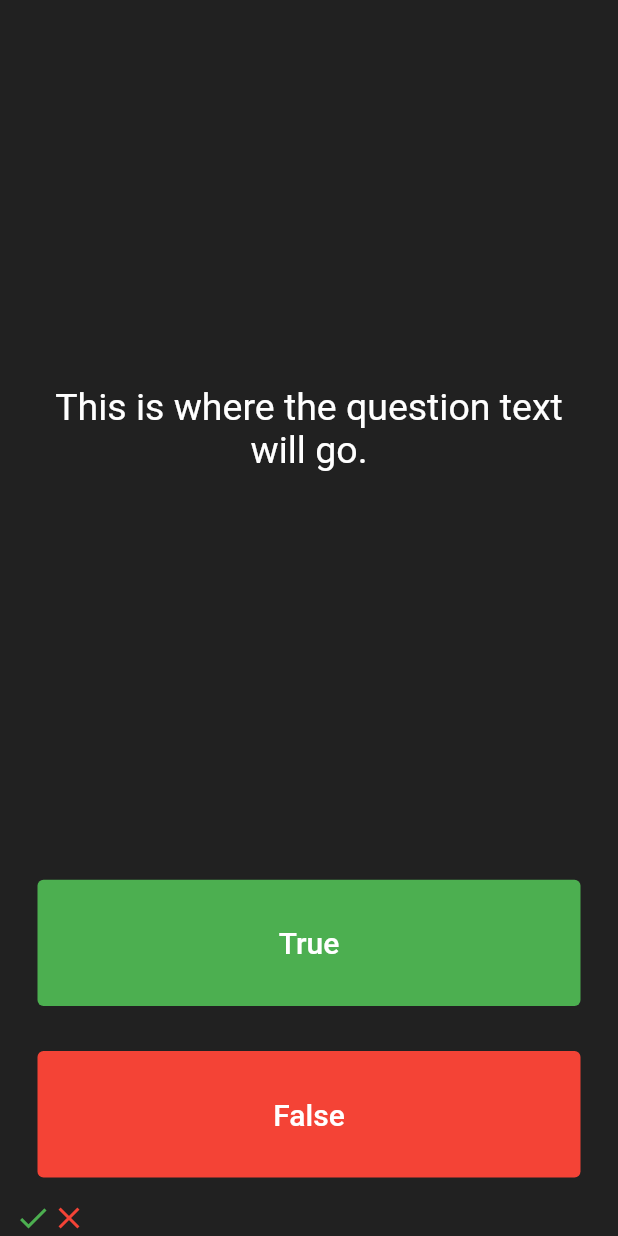
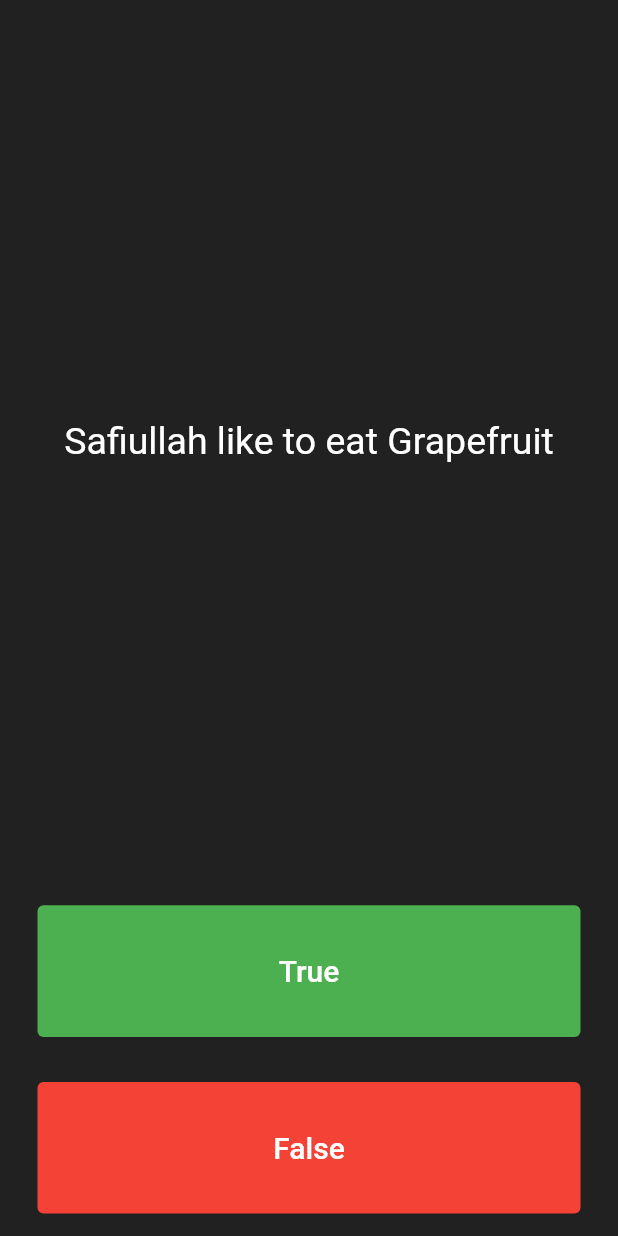
Before and after one commit to Safiullah2000/Safiullah-Quizzler, a Flutter app: the screen it shows after launch, after a tap on "True", on a phone screen of 412 x 824 dp. Run offline on Flutter 3.47's test engine with Material 2 defaults, Android fonts, the light colour scheme and no system bars.

Commit message:
displaying the questions

```diff
--- a/lib/main.dart
+++ b/lib/main.dart
@@ -28,16 +28,13 @@ class QuizPage extends StatefulWidget {
 }
 
 class _QuizPageState extends State<QuizPage> {
-  List<Icon> scoreKeeper = [
-    Icon(
-      Icons.check,
-      color: Colors.green,
-    ),
-    Icon(
-      Icons.close,
-      color: Colors.red,
-    )
+  List<Icon> scoreKeeper = [];
+  List<String> questions = [
+    'The name of Safiullah\'s father is Parvez',
+    'Safiullah like to eat Grapefruit',
+    'Safiullah\'s favourite color is yellow'
   ];
+  int questionNumber = 0;
 
   @override
   Widget build(BuildContext context) {
@@ -51,7 +48,7 @@ class _QuizPageState extends State<QuizPage> {
             padding: EdgeInsets.all(10.0),
             child: Center(
               child: Text(
-                'This is where the question text will go.',
+                questions[questionNumber],
                 textAlign: TextAlign.center,
                 style: TextStyle(
                   fontSize: 25.0,
@@ -75,6 +72,10 @@ class _QuizPageState extends State<QuizPage> {
                 ),
               ),
               onPressed: () {
+                setState(() {
+                  questionNumber++;
+                });
+                print(questionNumber);
                 //The user picked true.
               },
             ),
@@ -94,6 +95,10 @@ class _QuizPageState extends State<QuizPage> {
                 ),
               ),
               onPressed: () {
+                setState(() {
+                  questionNumber++;
+                });
+                print(questionNumber);
                 //The user picked false.
               },
             ),
```
